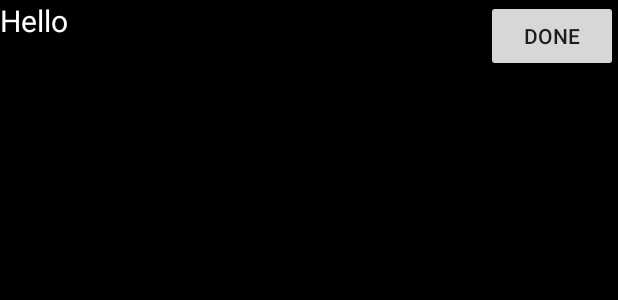
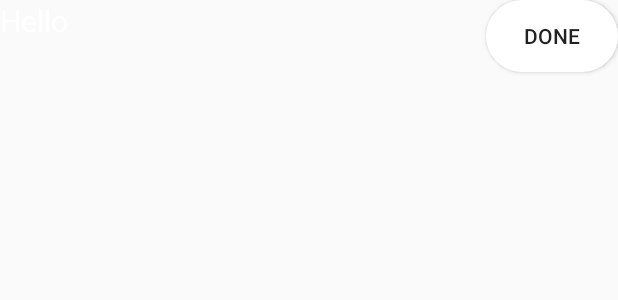
Before and after one commit to IgorSinchuk/PocketMemo, an Android app: the layout item_todo.xml on its own in the app's theme, with its tools: preview values and no code run, on a phone screen of 412 x 824 dp. Shown: the top 300 px of the screen. Run offline under Robolectric (Android 15) with nearby library versions, the phone set to English and light mode, and no system bars.

Commit message:
Initial commit

```diff
--- a/app/src/main/java/com/nonexistentware/igorsinchuk/pocketmemo/MemoActivity.java
+++ b/app/src/main/java/com/nonexistentware/igorsinchuk/pocketmemo/MemoActivity.java
@@ -38,7 +38,8 @@
         mHelper = new TaskDbHelper(this);
         mTaskListView = (ListView) findViewById(R.id.todoList);
         textView = (TextView) findViewById(R.id.textView);
-        textView.setVisibility(View.VISIBLE);
+
+        updateUI();
 
         final FloatingActionButton fab = (FloatingActionButton) findViewById(R.id.fab);
         fab.setOnClickListener(new View.OnClickListener() {
@@ -60,7 +61,6 @@
                                 db.insertWithOnConflict(TaskContract.TaskEntry.TABLE, null, values,SQLiteDatabase.CONFLICT_REPLACE);
                                 db.close();
                                 updateUI();
-                                textView.setVisibility(View.INVISIBLE);
                                 positiveToast();
                             }
                         })
--- a/app/src/main/res/layout/item_todo.xml
+++ b/app/src/main/res/layout/item_todo.xml
@@ -1,12 +1,12 @@
 <?xml version="1.0" encoding="utf-8"?>
 <RelativeLayout
     xmlns:android="http://schemas.android.com/apk/res/android" android:layout_width="match_parent"
-    android:background="#000000"
     android:screenOrientation="portrait"
     android:layout_height="match_parent">
 
     <TextView
         android:id="@+id/titleTask"
+        android:gravity="center"
         android:layout_width="wrap_content"
         android:layout_height="wrap_content"
         android:layout_alignParentLeft="true"
@@ -16,6 +16,7 @@
         android:textSize="20sp" />
 
     <Button
+        android:background="@drawable/btn"
         android:id="@+id/deleteTask"
         android:layout_width="wrap_content"
         android:layout_height="wrap_content"
```
Also changed, not shown: app/src/main/res/drawable/txtview.xml (added, +10 -0 lines).
